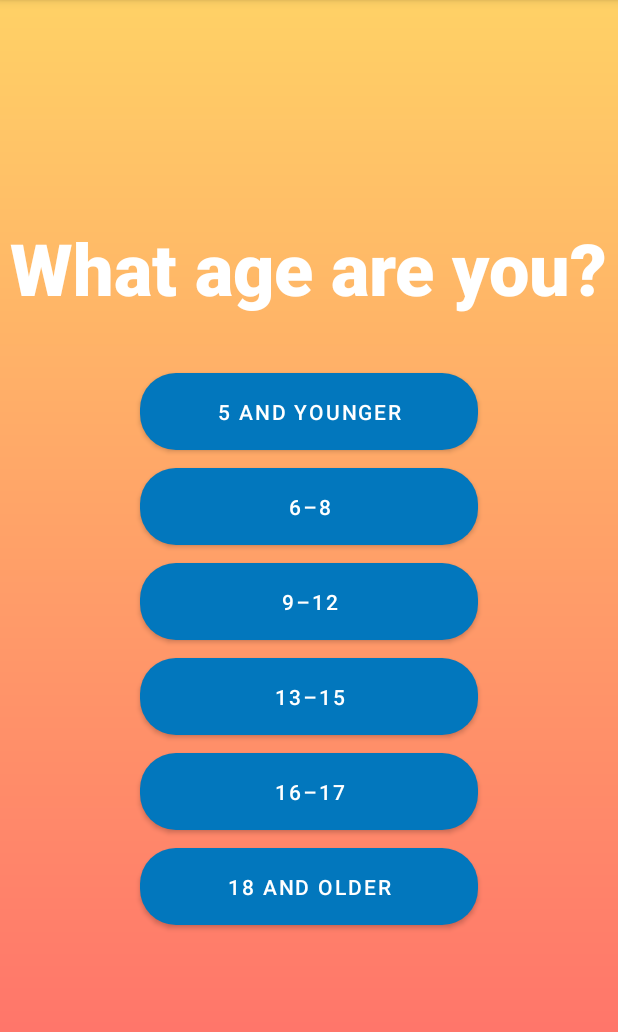
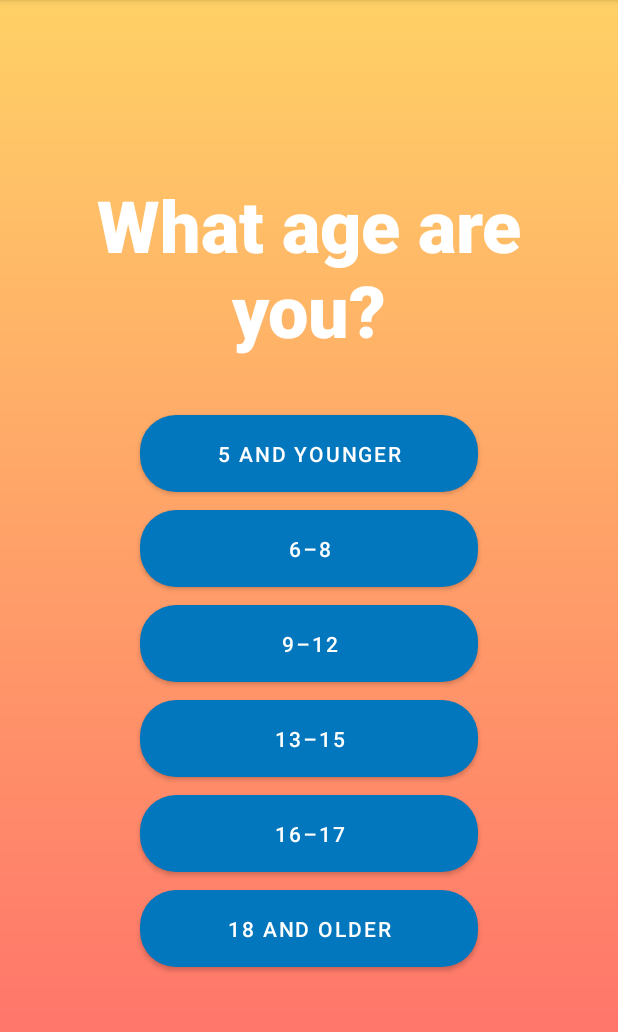
Before and after one commit to Stef1379/Simon-Says, an Android app: the screen it shows after launch (AgeRestriction), on a phone screen of 412 x 824 dp, the part 84-1116 px from its top. Run offline under Robolectric (Android 15) with nearby library versions, the phone set to English and light mode, and no system bars; our stand-ins replace AdMob; 12 statements that could not run were skipped.

Commit message:
Fix age restriction landscape layout

```diff
--- a/app/src/main/res/layout/activity_age_restriction.xml
+++ b/app/src/main/res/layout/activity_age_restriction.xml
@@ -6,16 +6,21 @@
     android:layout_height="match_parent"
     android:background="@drawable/gradient_background">
 
+    <ScrollView
+        android:layout_width="match_parent"
+        android:layout_height="wrap_content"
+        app:layout_constraintBottom_toBottomOf="parent"
+        app:layout_constraintEnd_toEndOf="parent"
+        app:layout_constraintStart_toStartOf="parent"
+        app:layout_constraintTop_toTopOf="parent">
+
             <LinearLayout
                 android:id="@+id/start_game_layout"
                 android:layout_width="match_parent"
                 android:layout_height="wrap_content"
                 android:gravity="center"
-        android:orientation="vertical"
-        app:layout_constraintBottom_toBottomOf="parent"
-        app:layout_constraintEnd_toEndOf="parent"
-        app:layout_constraintStart_toStartOf="parent"
-        app:layout_constraintTop_toTopOf="parent">
+                android:padding="16dp"
+                android:orientation="vertical">
 
             <TextView
                 android:layout_width="wrap_content"
@@ -99,5 +104,6 @@
                 app:backgroundTint="@color/blue_500"
                 app:cornerRadius="24dp" />
         </LinearLayout>
+    </ScrollView>
 
 </androidx.constraintlayout.widget.ConstraintLayout>
```
Lines whose indentation alone changed are shown as unchanged.
